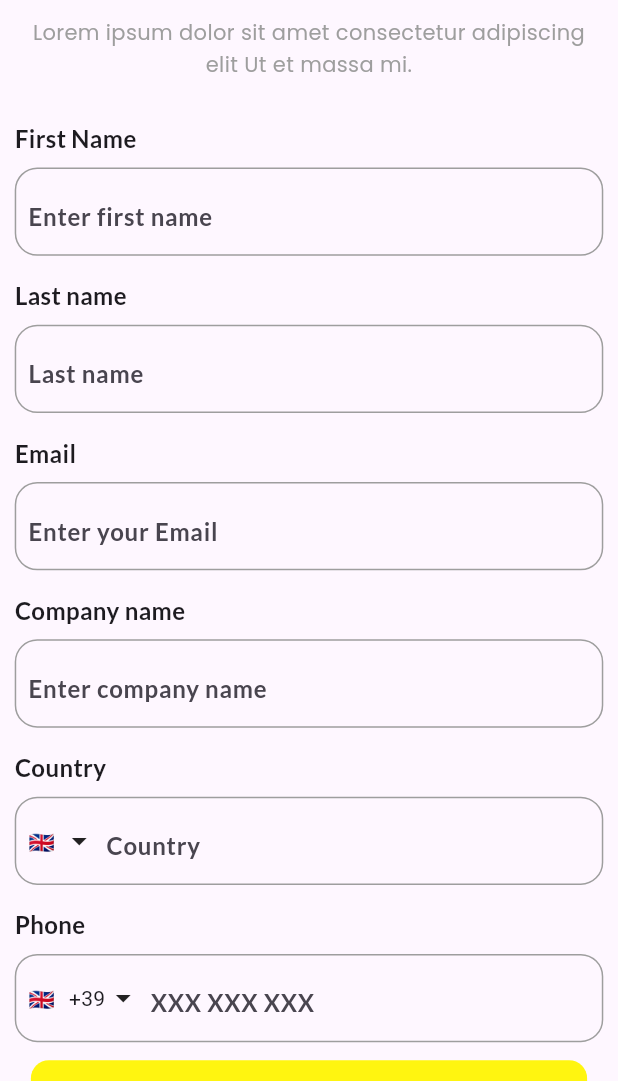
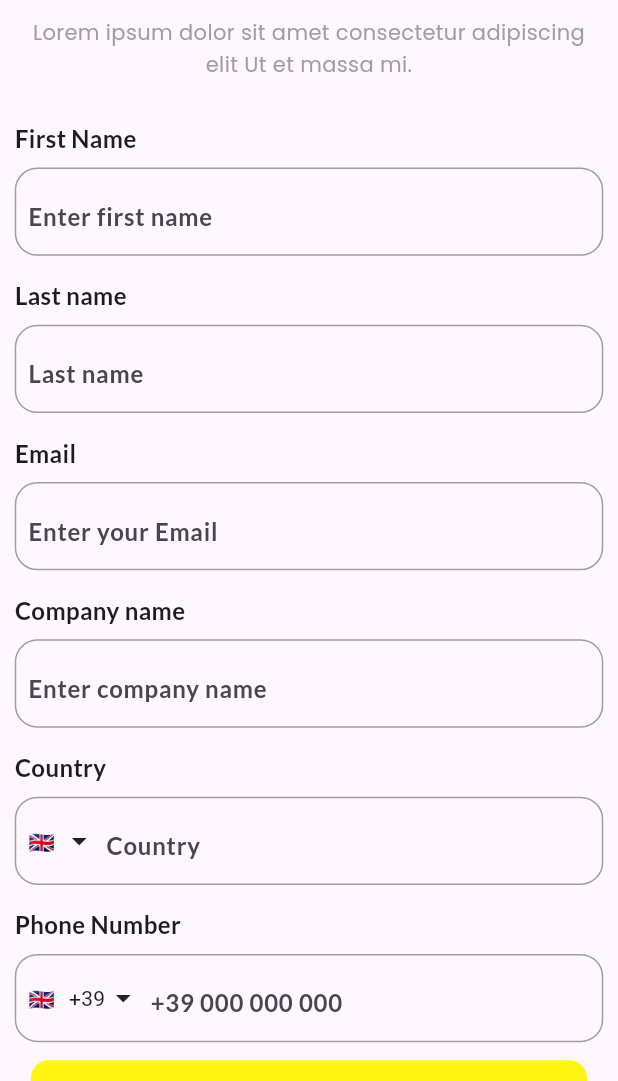
Before and after one commit to Daniel-TheProgrammer/sikatronic_equipment, a Flutter app: the RegitrationScreen screen opened by its route, on a phone screen of 412 x 824 dp, the part 155-1236 px from its top. Run offline on Flutter 3.47's test engine with Material 2 defaults, Android fonts, the phone set to English and light mode, and no system bars; our stand-ins replace cloud_firestore, country_picker, device_preview, dropdown_button2, firebase_auth, firebase_core and 5 more; missing offline and left inert: flutter_email_sender; accounts and stored records are empty.

Commit message:
fixed ui changes🚀👌

```diff
--- a/lib/l10n/app_translations.dart
+++ b/lib/l10n/app_translations.dart
@@ -59,7 +59,8 @@ class AppTranslations extends Translations {
           'sendRequestSnackbarTitle': 'an error has been occured',
           'sendRequestSnackbarMsg': 'you have to fill all the fields properly',
           'sendRequestMachineName': 'Enter Machine Name.',
-          'registrationPhone': 'Phone',
+          'sendRequestphonenumber': 'Enter Phone Number',
+          'Phone Number': 'Phone Number',
           'registrationCountry': 'Country',
           'registrationEnterCompanyName': 'Enter company name',
           'registrationCompanyName': 'Company name',
@@ -111,6 +112,7 @@ class AppTranslations extends Translations {
           'sendRequestPageName': 'Entrez le nom',
           'sendRequestPageCall': 'Disponibilité pour appel',
           'sendRequestPageEmail': 'E-mail',
+          'sendRequestphonenumber': 'Entrez le numéro de téléphone',
           'sendRequestPageEnterEmail': 'Entrer votre Email',
           'sendRequestPageDesc': 'Description',
           'sendRequestPageProdDetails': 'Entrez les détails de votre produit',
@@ -119,7 +121,7 @@ class AppTranslations extends Translations {
           'sendRequestSnackbarMsg':
               'vous devez remplir tous les champs correctement',
           'sendRequestMachineName': 'Saisissez le nom de l\'ordinateur.',
-          'registrationPhone': 'Téléphone',
+          'Phone Number': 'Numéro de téléphone',
           'registrationCountry': 'Pays',
           'registrationEnterCompanyName': 'Entrez le nom de l\'entreprise',
           'registrationCompanyName': 'Nom de l\'entreprise',
@@ -171,6 +173,7 @@ class AppTranslations extends Translations {
           'sendRequestPageName': 'Geben Sie den Namen ein',
           'sendRequestPageCall': 'Verfügbarkeit für Anruf',
           'sendRequestPageEmail': 'Email',
+          'sendRequestphonenumber': 'Telefonnummer eingeben',
           'sendRequestPageEnterEmail': 'Geben sie ihre E-Mail Adresse ein',
           'sendRequestPageDesc': 'Beschreibung',
           'sendRequestPageProdDetails': 'Geben Sie Ihre Produktdetails ein',
@@ -178,7 +181,7 @@ class AppTranslations extends Translations {
           'sendRequestSnackbarTitle': 'ein Fehler ist aufgetreten',
           'sendRequestSnackbarMsg': 'Sie müssen alle Felder richtig ausfüllen',
           'sendRequestMachineName': 'Geben Sie den Maschinennamen ein.',
-          'registrationPhone': 'Telefon',
+          'Phone Number': 'Telefonnummer',
           'registrationCountry': 'Land des Wohnsitzes',
           'registrationEnterCompanyName': 'Geben Sie den Firmennamen ein',
           'registrationCompanyName': 'Name der Firma',
@@ -228,6 +231,7 @@ class AppTranslations extends Translations {
           'sendRequestPageBodyText':
               'Nome da Máquina/Veículo/Equipamento/Mercadoria',
           'sendRequestPageName': 'Digite o nome',
+          'sendRequestphonenumber': 'Digite o número de telefone',
           'sendRequestPageCall': 'Disponibilidade para chamada',
           'sendRequestPageEmail': 'E-mail',
           'sendRequestPageEnterEmail': 'Digite seu e-mail',
@@ -238,7 +242,7 @@ class AppTranslations extends Translations {
           'sendRequestSnackbarMsg':
               'você tem que preencher todos os campos corretamente',
           'sendRequestMachineName': 'Digite o nome da máquina.',
-          'registrationPhone': 'Telefone',
+          'Phone Number': 'Número de telefone',
           'registrationCountry': 'país de residência',
           'registrationEnterCompanyName': 'Digite o nome da empresa',
           'registrationCompanyName': 'Nome da empresa',
@@ -292,13 +296,14 @@ class AppTranslations extends Translations {
           'sendRequestPageEmail': 'Correo electrónico',
           'sendRequestPageEnterEmail': 'Introduce tu correo electrónico',
           'sendRequestPageDesc': 'Descripción',
+          'sendRequestphonenumber': 'Introduzca el número de teléfono',
           'sendRequestPageProdDetails': 'Ingrese los detalles de su producto',
           'sendRequestPageSend': 'Enviar',
           'sendRequestSnackbarTitle': 'se ha producido un error',
           'sendRequestSnackbarMsg':
               'tienes que llenar todos los campos correctamente',
           'sendRequestMachineName': 'Introduzca el nombre de la máquina.',
-          'registrationPhone': 'Teléfono',
+          'Phone Number': 'Número de teléfono',
           'registrationCountry': 'País de residencia',
           'registrationEnterCompanyName': 'Introduzca el nombre de la empresa',
           'registrationCompanyName': 'Nombre de empresa',
--- a/lib/main.dart
+++ b/lib/main.dart
@@ -66,7 +66,9 @@ class MyApp extends StatelessWidget {
             useMaterial3: true,
           ),
           getPages: pages,
-          home: child,
+          home:
+
+          child,
               // FourthScreen()
 
         );
--- a/lib/screens/LIstOfProduct/list_of_product.dart
+++ b/lib/screens/LIstOfProduct/list_of_product.dart
@@ -37,7 +37,7 @@ class ProductList extends StatelessWidget {
                               maxHeight: Get.height / 3.3,
                               maxWidth: Get.width * .70),
                           child: Text(
-                            'listOfProdHi ${controller.userName.toString()} ${controller.userLastName.toString()}, listOfProdWhatYouNeed'
+                            '${controller.userName.toString()} ${controller.userLastName.toString()}, '
                                 .tr,
                             style: GoogleFonts.poppins(
                               fontSize: 20,
--- a/lib/screens/Registration_screen/registration.dart
+++ b/lib/screens/Registration_screen/registration.dart
@@ -143,8 +143,10 @@ class RegitrationScreen extends StatelessWidget {
                     })),
                     Obx((() {
                       return MyInputField(
-                        title: 'registrationPhone'.tr,
-                        hintText: 'XXX XXX XXX',
+                        title: 'Phone Number'.tr,
+                        hintText:
+                            '+${controller.phoneInit.toString()} 000 000 000',
+
                         allowKeyboard: true,
                         textInputType: TextInputType.phone,
                         controller: _phoneNumberEditingController,
--- a/lib/screens/SendRequest/send_request_page.dart
+++ b/lib/screens/SendRequest/send_request_page.dart
@@ -252,7 +252,7 @@ class SendRequestPage extends StatelessWidget {
                     const SizedBox(
                       height: 10,
                     ),
-                    fieldLabel(label: 'Phone No'.tr),
+                    fieldLabel(label: 'Phone Number'.tr),
                     const SizedBox(
                       height: 10,
                     ),
```
